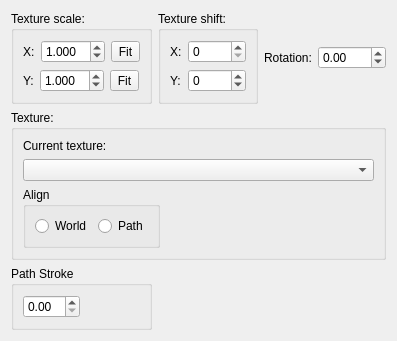
This is src/editor/textureeditdialog.ui in timbaker/pzworlded as Qt 5 draws it before an edit. The edited form follows.
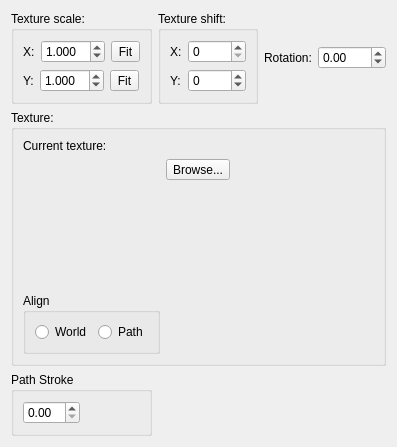
This is the edited form.

```diff
--- a/src/editor/textureeditdialog.ui
+++ b/src/editor/textureeditdialog.ui
@@ -7,7 +7,7 @@
     <x>0</x>
     <y>0</y>
     <width>363</width>
-    <height>310</height>
+    <height>406</height>
    </rect>
   </property>
   <property name="windowTitle">
@@ -41,7 +41,42 @@
       <string>Texture:</string>
      </property>
      <layout class="QFormLayout" name="formLayout_4">
+      <item row="0" column="0">
+       <widget class="QLabel" name="label_6">
+        <property name="text">
+         <string>Current texture:</string>
+        </property>
+       </widget>
+      </item>
       <item row="1" column="0">
+       <widget class="QLabel" name="textureLabel">
+        <property name="sizePolicy">
+         <sizepolicy hsizetype="Fixed" vsizetype="Fixed">
+          <horstretch>0</horstretch>
+          <verstretch>0</verstretch>
+         </sizepolicy>
+        </property>
+        <property name="minimumSize">
+         <size>
+          <width>128</width>
+          <height>128</height>
+         </size>
+        </property>
+        <property name="baseSize">
+         <size>
+          <width>0</width>
+          <height>0</height>
+         </size>
+        </property>
+        <property name="text">
+         <string>&lt;TextureImage&gt;</string>
+        </property>
+        <property name="alignment">
+         <set>Qt::AlignCenter</set>
+        </property>
+       </widget>
+      </item>
+      <item row="2" column="0">
        <widget class="QGroupBox" name="groupBox_4">
         <property name="title">
          <string>Align</string>
@@ -64,19 +99,12 @@
         </layout>
        </widget>
       </item>
-      <item row="0" column="0" colspan="2">
-       <layout class="QVBoxLayout" name="verticalLayout">
-        <item>
-         <widget class="QLabel" name="label_6">
-          <property name="text">
-           <string>Current texture:</string>
-          </property>
-         </widget>
-        </item>
-        <item>
-         <widget class="QComboBox" name="textureCombo"/>
-        </item>
-       </layout>
+      <item row="1" column="1">
+       <widget class="QToolButton" name="browseTexture">
+        <property name="text">
+         <string>Browse...</string>
+        </property>
+       </widget>
       </item>
      </layout>
     </widget>
```
Left out of the diff: 2 changed lines with no effect on the pictures.
